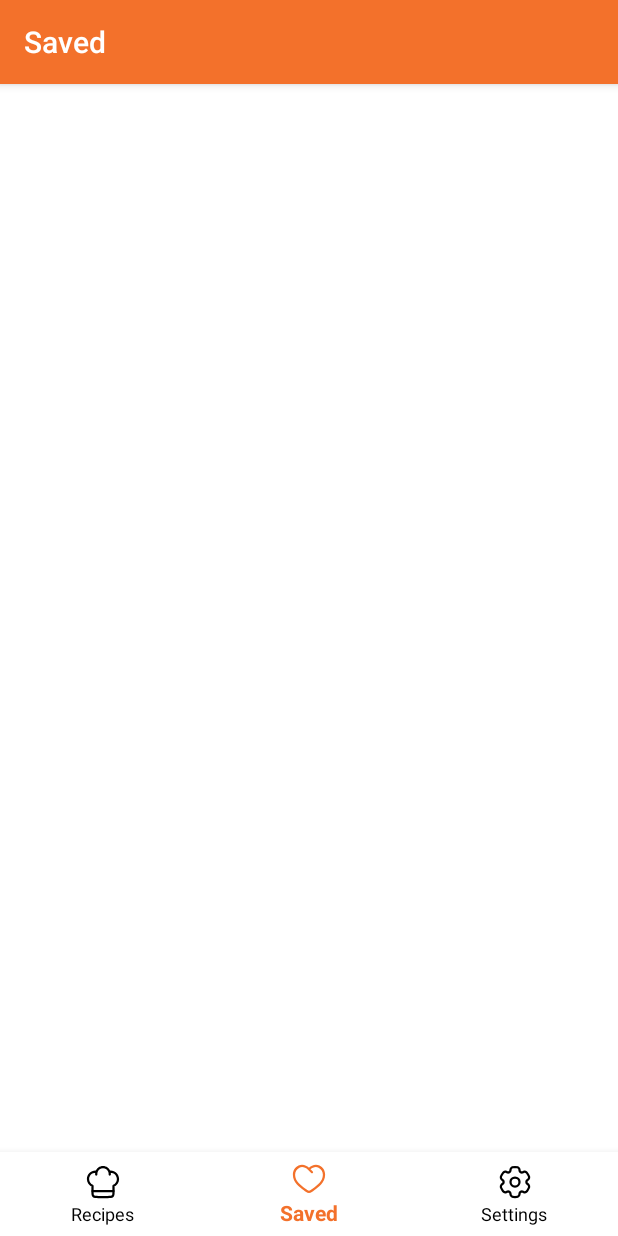
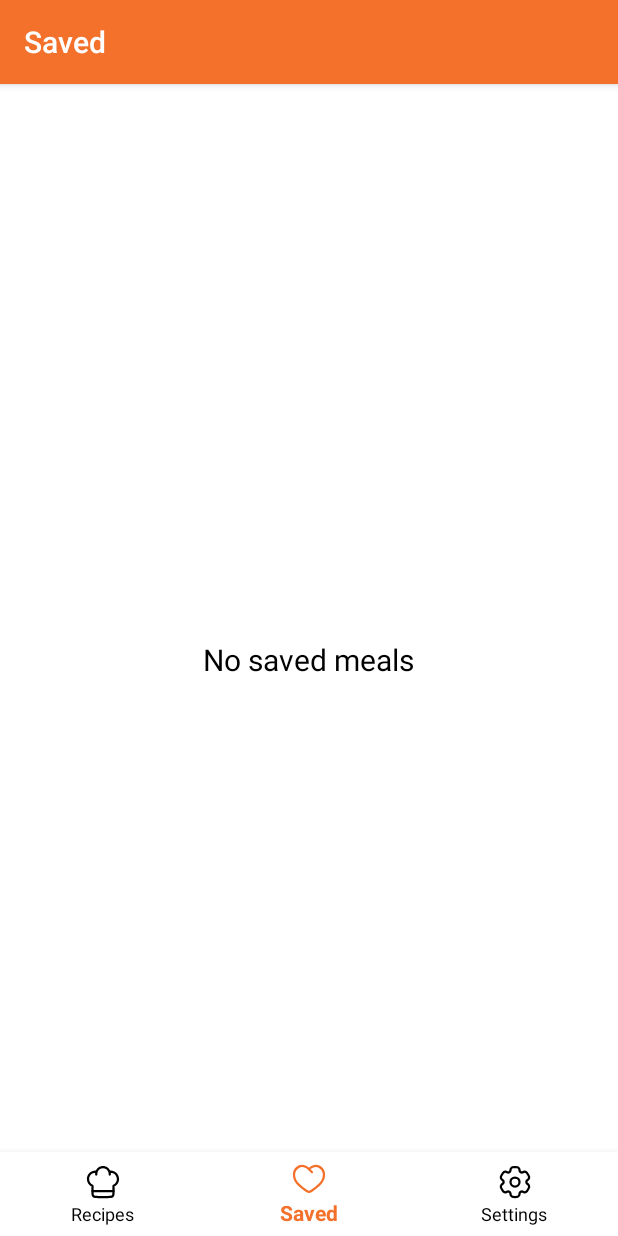
Before and after one commit to MikeDubovikov/Recipes, an Android app: the SavedFragment screen opened through its navigation route, on a phone screen of 412 x 824 dp. Run offline under Robolectric (Android 15) with nearby library versions, the phone set to English and light mode, and no system bars; our stand-ins replace Dagger/Hilt's generated code, navigation-ui.

Commit message:
Implementation of the SavedFragment

```diff
--- a/app/src/main/java/com/mdubovikov/recipes/presentation/saved/SavedFragment.kt
+++ b/app/src/main/java/com/mdubovikov/recipes/presentation/saved/SavedFragment.kt
@@ -5,11 +5,23 @@ import android.view.LayoutInflater
 import android.view.View
 import android.view.ViewGroup
 import androidx.fragment.app.Fragment
+import androidx.fragment.app.viewModels
+import androidx.lifecycle.Lifecycle
+import androidx.lifecycle.lifecycleScope
+import androidx.lifecycle.repeatOnLifecycle
+import androidx.navigation.fragment.findNavController
 import com.mdubovikov.recipes.databinding.FragmentSavedBinding
+import com.mdubovikov.recipes.domain.model.MealModel
+import com.mdubovikov.recipes.presentation.adapters.MealAdapter
+import dagger.hilt.android.AndroidEntryPoint
+import kotlinx.coroutines.launch
 
+@AndroidEntryPoint
 class SavedFragment : Fragment() {
 
     private lateinit var binding: FragmentSavedBinding
+    private val viewModel: SavedViewModel by viewModels()
+    private val mealAdapter: MealAdapter by lazy { MealAdapter(::onMealClick, ::onSaveIconClicked) }
 
     override fun onCreateView(
         inflater: LayoutInflater,
@@ -17,6 +29,45 @@ class SavedFragment : Fragment() {
         savedInstanceState: Bundle?
     ): View {
         binding = FragmentSavedBinding.inflate(inflater, container, false)
-        return binding.root
+        val view = binding.root
+        observeFavoriteMeals()
+        return view
+    }
+
+    private fun observeFavoriteMeals() {
+        viewLifecycleOwner.lifecycleScope.launch {
+            viewLifecycleOwner.lifecycle.repeatOnLifecycle(Lifecycle.State.STARTED) {
+                viewModel.savedMeals.observe(viewLifecycleOwner) { meals ->
+                    meals.let {
+                        if (it.isNotEmpty()) {
+                            binding.tvNoSaved.visibility = View.GONE
+                        } else {
+                            binding.tvNoSaved.visibility = View.VISIBLE
+                        }
+                        mealAdapter.submitList(it)
+                    }
+                }
+            }
+        }
+    }
+
+    override fun onViewCreated(view: View, savedInstanceState: Bundle?) {
+        super.onViewCreated(view, savedInstanceState)
+        binding.rvSaved.adapter = mealAdapter
+    }
+
+    private fun onMealClick(mealId: Int) {
+        val action =
+            SavedFragmentDirections.actionSavedFragmentToDetailsFragment(mealId = mealId)
+        findNavController().navigate(action)
+    }
+
+    private fun onSaveIconClicked(meal: MealModel) {
+        viewModel.savedIconClicked(meal)
+    }
+
+    override fun onDestroyView() {
+        super.onDestroyView()
+        binding.rvSaved.adapter = null
     }
 }
--- a/app/src/main/res/layout/fragment_saved.xml
+++ b/app/src/main/res/layout/fragment_saved.xml
@@ -1,6 +1,29 @@
 <?xml version="1.0" encoding="utf-8"?>
-<androidx.constraintlayout.widget.ConstraintLayout xmlns:android="http://schemas.android.com/apk/res/android"
+<FrameLayout xmlns:android="http://schemas.android.com/apk/res/android"
+    xmlns:app="http://schemas.android.com/apk/res-auto"
+    xmlns:tools="http://schemas.android.com/tools"
+    android:id="@+id/layout_saved"
+    style="@style/ScreenBackground"
     android:layout_width="match_parent"
-    android:layout_height="match_parent">
+    android:layout_height="match_parent"
+    android:padding="8dp"
+    tools:context=".presentation.saved.SavedFragment">
 
-</androidx.constraintlayout.widget.ConstraintLayout>
+    <TextView
+        android:id="@+id/tvNoSaved"
+        style="@style/TextColor"
+        android:layout_width="wrap_content"
+        android:layout_height="wrap_content"
+        android:layout_gravity="center"
+        android:text="@string/no_saved"
+        android:textSize="20sp" />
+
+    <androidx.recyclerview.widget.RecyclerView
+        android:id="@+id/rvSaved"
+        android:layout_width="match_parent"
+        android:layout_height="match_parent"
+        android:layout_marginBottom="50dp"
+        app:layoutManager="androidx.recyclerview.widget.GridLayoutManager"
+        app:spanCount="2"
+        tools:listitem="@layout/item_meal" />
+</FrameLayout>
--- a/app/src/main/res/values/strings.xml
+++ b/app/src/main/res/values/strings.xml
@@ -18,6 +18,7 @@
     <string name="instructions">Instructions</string>
     <string name="watch_on_youtube">Youtube</string>
     <string name="no_internet_connection">No internet connection</string>
+    <string name="no_saved">No saved meals</string>
 
     <string-array name="searches">
         <item>Search by name</item>
```
